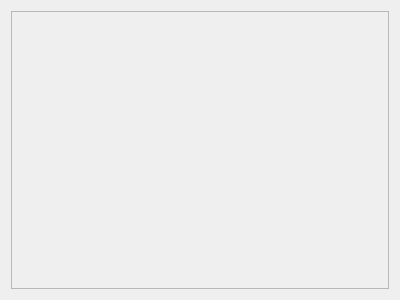
Before: the Qt Designer form src/QUI/instrumentcontainer.ui in wtrsltnk/zynaddsubfx, drawn with Qt 5.
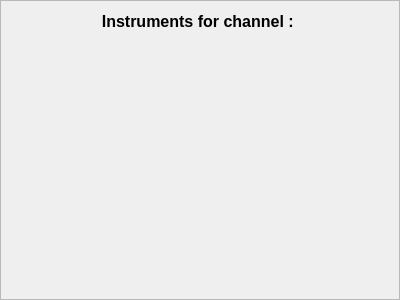
After: the same form once the commit is applied.

Commit message: - improved channel windows - gave the default instrument a name: "default" - improved instrument windows - added keyboard widget

What changed in the file:
```diff
--- a/src/QUI/instrumentcontainer.ui
+++ b/src/QUI/instrumentcontainer.ui
@@ -10,12 +10,45 @@
     <height>300</height>
    </rect>
   </property>
+  <property name="minimumSize">
+   <size>
+    <width>0</width>
+    <height>0</height>
+   </size>
+  </property>
+  <property name="maximumSize">
+   <size>
+    <width>400</width>
+    <height>16777215</height>
+   </size>
+  </property>
   <property name="windowTitle">
    <string>Form</string>
   </property>
-  <layout class="QVBoxLayout" name="verticalLayout">
+  <layout class="QHBoxLayout" name="horizontalLayout">
+   <property name="spacing">
+    <number>0</number>
+   </property>
+   <property name="leftMargin">
+    <number>0</number>
+   </property>
+   <property name="topMargin">
+    <number>0</number>
+   </property>
+   <property name="rightMargin">
+    <number>0</number>
+   </property>
+   <property name="bottomMargin">
+    <number>0</number>
+   </property>
    <item>
     <widget class="QScrollArea" name="scrollArea">
+     <property name="minimumSize">
+      <size>
+       <width>0</width>
+       <height>0</height>
+      </size>
+     </property>
      <property name="widgetResizable">
       <bool>true</bool>
      </property>
@@ -24,10 +57,85 @@
        <rect>
         <x>0</x>
         <y>0</y>
-        <width>380</width>
-        <height>280</height>
+        <width>398</width>
+        <height>298</height>
        </rect>
       </property>
+      <layout class="QVBoxLayout" name="verticalLayout_2">
+       <property name="spacing">
+        <number>2</number>
+       </property>
+       <property name="leftMargin">
+        <number>2</number>
+       </property>
+       <property name="topMargin">
+        <number>2</number>
+       </property>
+       <property name="rightMargin">
+        <number>2</number>
+       </property>
+       <property name="bottomMargin">
+        <number>2</number>
+       </property>
+       <item>
+        <widget class="QWidget" name="widget" native="true">
+         <property name="minimumSize">
+          <size>
+           <width>0</width>
+           <height>36</height>
+          </size>
+         </property>
+         <layout class="QVBoxLayout" name="verticalLayout">
+          <property name="spacing">
+           <number>2</number>
+          </property>
+          <property name="leftMargin">
+           <number>2</number>
+          </property>
+          <property name="topMargin">
+           <number>2</number>
+          </property>
+          <property name="rightMargin">
+           <number>2</number>
+          </property>
+          <property name="bottomMargin">
+           <number>2</number>
+          </property>
+          <item>
+           <widget class="QLabel" name="lblChannelTitle">
+            <property name="font">
+             <font>
+              <family>Tahoma</family>
+              <pointsize>12</pointsize>
+              <weight>75</weight>
+              <bold>true</bold>
+             </font>
+            </property>
+            <property name="text">
+             <string>Instruments for channel : </string>
+            </property>
+            <property name="alignment">
+             <set>Qt::AlignCenter</set>
+            </property>
+           </widget>
+          </item>
+         </layout>
+        </widget>
+       </item>
+       <item>
+        <spacer name="verticalSpacer">
+         <property name="orientation">
+          <enum>Qt::Vertical</enum>
+         </property>
+         <property name="sizeHint" stdset="0">
+          <size>
+           <width>20</width>
+           <height>243</height>
+          </size>
+         </property>
+        </spacer>
+       </item>
+      </layout>
      </widget>
     </widget>
    </item>
```
The commit also changes 21 other files.
